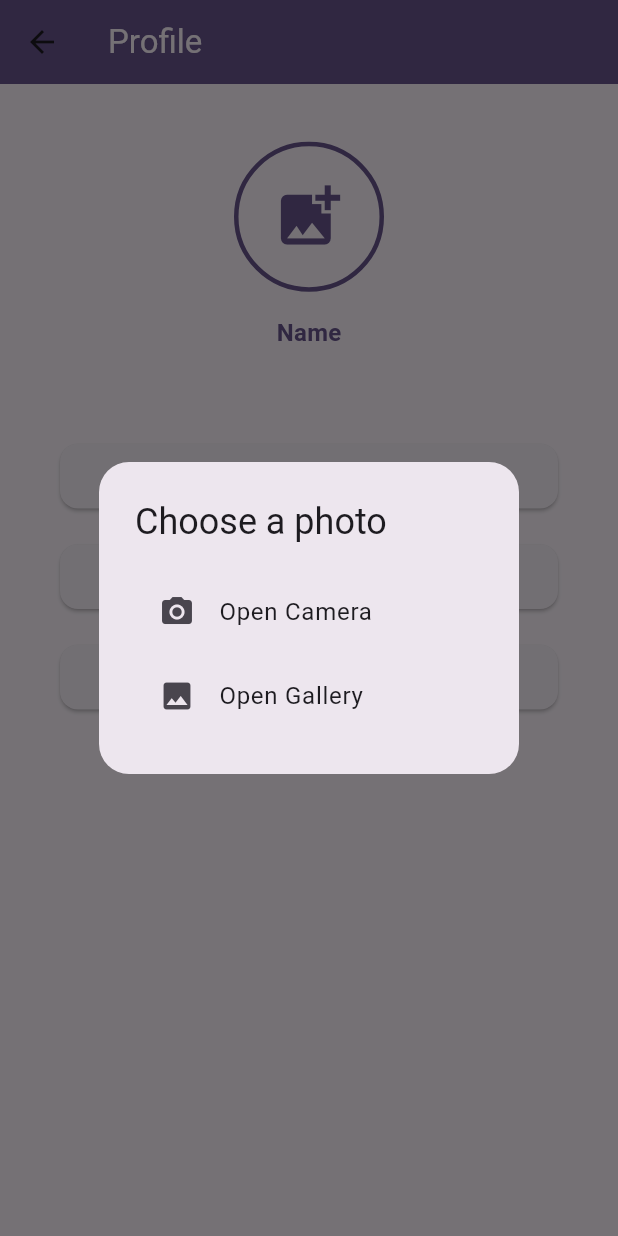
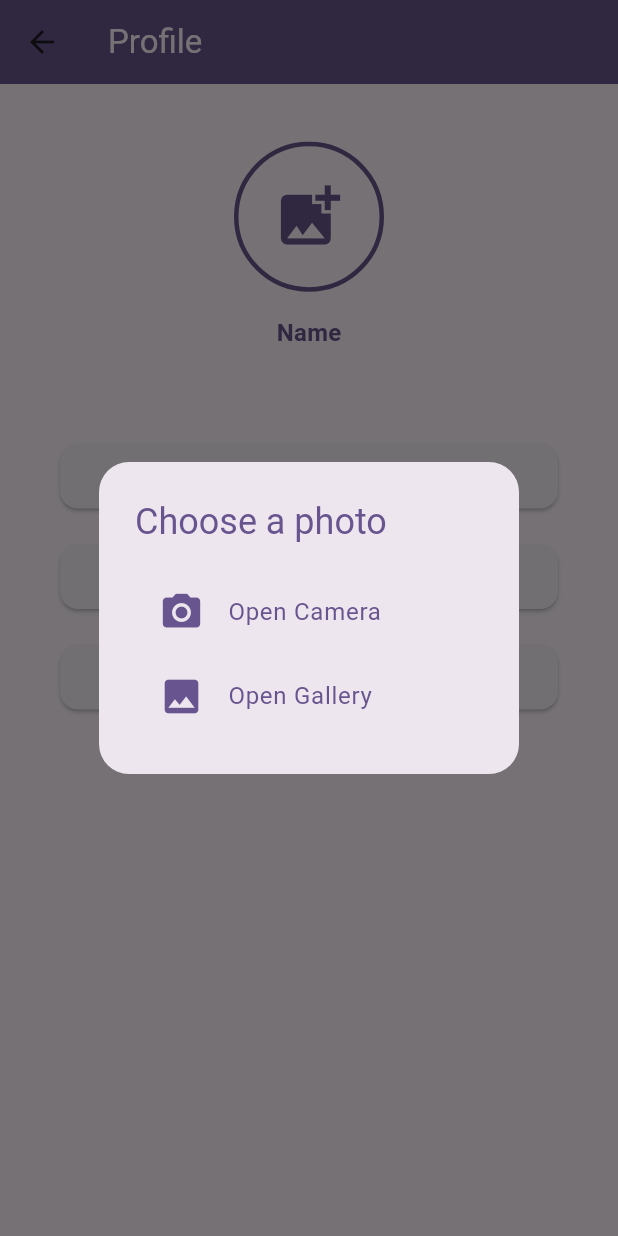
Before and after one commit to milandarai90/iApplyApp1.3, a Flutter app: the profile_activity screen opened directly, after a tap on the "add photo alternate" icon, on a phone screen of 412 x 824 dp. Run offline on Flutter 3.47's test engine with Material 3 defaults, Android fonts, the phone set to English and light mode, and no system bars.

Commit message:
show dialog for choosing photo done

```diff
--- a/lib/activity/profile_activity.dart
+++ b/lib/activity/profile_activity.dart
@@ -34,14 +34,6 @@ class profile_activity_state extends State<profile_activity> {
                   children: [
                     Padding(
                       padding: const EdgeInsets.all(8.0),
-                      child: Container(
-                        height: 100,
-                        width: 100,
-                        decoration: BoxDecoration(
-                          borderRadius: BorderRadius.circular(100),
-                          border: Border.all(
-                              color: Theme.of(context).primaryColor, width: 3),
-                        ),
                       child: GestureDetector(
                         onTap:(){
                           showDialog(
@@ -50,20 +42,20 @@ class profile_activity_state extends State<profile_activity> {
                               builder: (BuildContext context){
                                 return AlertDialog(
                                   shape: RoundedRectangleBorder(borderRadius: BorderRadius.circular(20)),
-                                   title: Text("Choose a photo"),
+                                  title: Text("Choose a photo",style: TextStyle(color: Theme.of(context).primaryColor),),
                                   content: Column(
                                     mainAxisSize: MainAxisSize.min,
                                     children: [
                                       ListTile(
-                                         leading: Icon(Icons.camera_alt),
-                                         title: Text("Open Camera"),
+                                        leading: Icon(Icons.camera_alt,size: 30,color: Theme.of(context).primaryColor),
+                                        title: Text("Open Camera",style: TextStyle(color: Theme.of(context).primaryColor)),
                                         onTap: (){
 
                                         },
                                       ),
                                       ListTile(
-                                         leading:Icon(Icons.photo) ,
-                                         title: Text("Open Gallery"),
+                                        leading:Icon(Icons.photo,color: Theme.of(context).primaryColor,size: 30,) ,
+                                        title: Text("Open Gallery",style: TextStyle(color: Theme.of(context).primaryColor)),
                                         onTap: (){
 
                                         },
@@ -73,6 +65,15 @@ class profile_activity_state extends State<profile_activity> {
                                 );
                               });
                         } ,
+
+                        child: Container(
+                          height: 100,
+                          width: 100,
+                          decoration: BoxDecoration(
+                            borderRadius: BorderRadius.circular(100),
+                            border: Border.all(
+                                color: Theme.of(context).primaryColor, width: 3),
+                          ),
                           child: Icon(
                             Icons.add_photo_alternate,
                             color: Theme.of(context).primaryColor,
```
Lines whose indentation alone changed are shown as unchanged.
